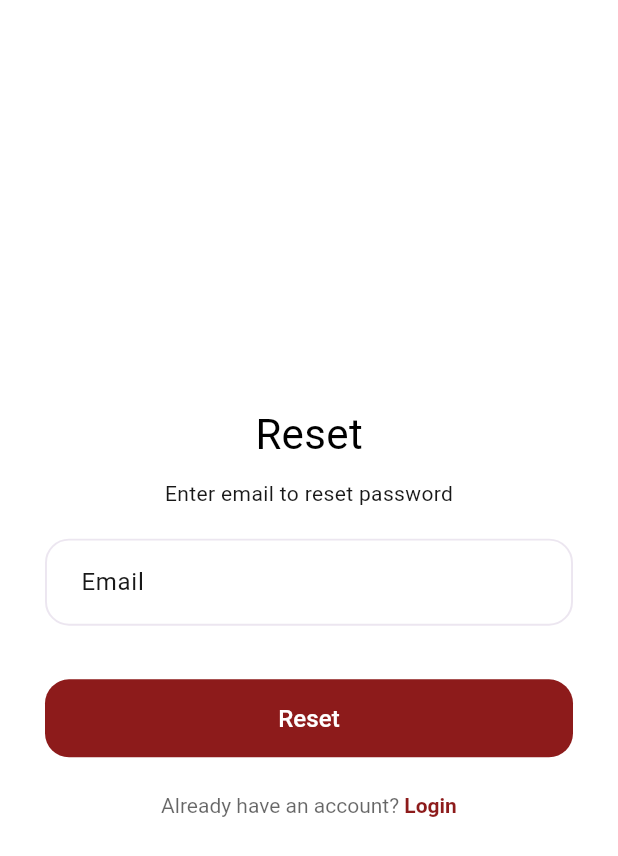
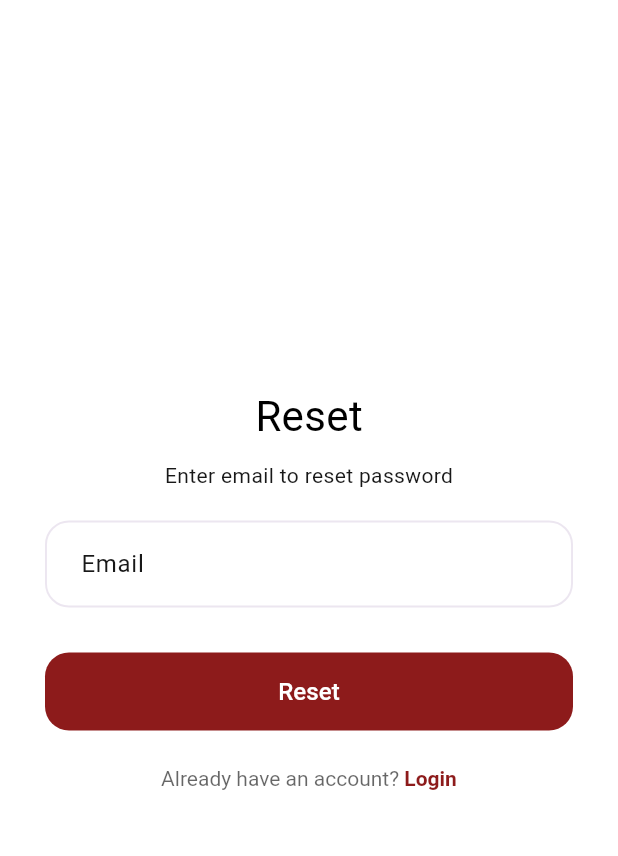
Before and after one commit to legitTomFoolery/hermessurvey, a Flutter app: the screen it shows after launch, after a tap on "forgot password?", on a phone screen of 412 x 824 dp. Shown: the top 856 px of the screen. Run offline on Flutter 3.47's test engine with Material 3 defaults, Android fonts, the phone set to English and light mode, and no system bars; our stand-ins replace adaptive_theme, awesome_dialog, cloud_firestore, connectivity_plus, firebase_auth, firebase_core and 11 more; missing offline and left inert: dart_jsonwebtoken, excel, file_saver; accounts and stored records are empty; generated files the repository leaves out were written again.

Commit message:
Everything working

```diff
--- a/lib/features/admin/presentation/widgets/layout/admin_layout.dart
+++ b/lib/features/admin/presentation/widgets/layout/admin_layout.dart
@@ -6,6 +6,7 @@ import 'package:gsecsurvey/shared/presentation/widgets/common_widgets.dart';
 import 'package:gsecsurvey/features/auth/logic/auth_cubit.dart';
 import 'package:gsecsurvey/app/config/routes.dart';
 import 'package:gsecsurvey/shared/presentation/widgets/responsive_wrapper.dart';
+import 'package:gsecsurvey/app/config/app_constants.dart';
 
 /// A common layout for admin screens with consistent styling and behavior
 class AdminLayout extends StatelessWidget {
@@ -47,9 +48,7 @@ class AdminLayout extends StatelessWidget {
             ),
           ],
         ),
-        body: ResponsiveWrapper(
-          child: body,
-        ),
+        body: body,
         floatingActionButton: floatingActionButton,
         bottomNavigationBar: bottomNavigationBar,
       ),
--- a/lib/features/auth/presentation/screens/forgot_password_screen.dart
+++ b/lib/features/auth/presentation/screens/forgot_password_screen.dart
@@ -8,7 +8,7 @@ import 'package:gsecsurvey/features/auth/presentation/widgets/already_have_accou
 import 'package:gsecsurvey/features/auth/presentation/widgets/password_reset.dart';
 import 'package:gsecsurvey/features/auth/logic/auth_cubit.dart';
 import 'package:gsecsurvey/app/config/routes.dart';
-import 'package:gsecsurvey/shared/presentation/widgets/responsive_wrapper.dart';
+import 'package:gsecsurvey/shared/presentation/widgets/responsive_scroll_wrapper.dart';
 
 class ForgetScreen extends StatefulWidget {
   const ForgetScreen({super.key});
@@ -24,13 +24,19 @@ class _ForgetScreenState extends State<ForgetScreen> {
 
     return Scaffold(
       backgroundColor: theme.colorScheme.secondary,
-      body: ResponsiveWrapper(
-        child: SafeArea(
-          child: Padding(
+      body: SafeArea(
+        child: ResponsiveScrollWrapper(
           padding: const EdgeInsets.only(
               left: 30.0, right: 30.0, bottom: 15.0, top: 5.0),
-            child: SingleChildScrollView(
+          child: ConstrainedBox(
+            constraints: BoxConstraints(
+              minHeight: MediaQuery.of(context).size.height -
+                  MediaQuery.of(context).padding.top -
+                  MediaQuery.of(context).padding.bottom -
+                  50.0,
+            ),
             child: Column(
+              mainAxisAlignment: MainAxisAlignment.center,
               crossAxisAlignment: CrossAxisAlignment.center,
               children: [
                 Text(
@@ -101,7 +107,6 @@ class _ForgetScreenState extends State<ForgetScreen> {
           ),
         ),
       ),
-      ),
     );
   }
 
--- a/lib/features/auth/presentation/screens/login_screen.dart
+++ b/lib/features/auth/presentation/screens/login_screen.dart
@@ -18,8 +18,7 @@ class LoginScreen extends StatelessWidget {
     return Scaffold(
       backgroundColor: theme.colorScheme.secondary,
       resizeToAvoidBottomInset: false,
-      body: ResponsiveWrapper(
-        child: OfflineBuilder(
+      body: OfflineBuilder(
         connectivityBuilder: (
           BuildContext context,
           ConnectivityResult connectivity,
@@ -28,8 +27,9 @@ class LoginScreen extends StatelessWidget {
           final bool connected = connectivity != ConnectivityResult.none;
           return connected
               ? const LoginPageContent()
-                : const BuildNoInternet();
+              : ResponsiveWrapper(child: const BuildNoInternet());
         },
+        child: ResponsiveWrapper(
           child: CommonWidgets.buildLoadingIndicator(
             context: context,
             message: 'Checking connection...',
--- a/lib/features/auth/presentation/widgets/login_and_signup_animated_form.dart
+++ b/lib/features/auth/presentation/widgets/login_and_signup_animated_form.dart
@@ -201,6 +201,10 @@ class _EmailAndPasswordState extends State<EmailAndPassword> {
   void initState() {
     super.initState();
     riveHelper.loadRiveFile('assets/animation/headless_bear.riv').then((_) {
+      // Ensure idle animation is playing after load
+      WidgetsBinding.instance.addPostFrameCallback((_) {
+        riveHelper.resetToIdle();
+      });
       setState(() {});
     });
     setupPasswordControllerListener();
--- a/lib/features/auth/presentation/widgets/login_page_content.dart
+++ b/lib/features/auth/presentation/widgets/login_page_content.dart
@@ -12,6 +12,7 @@ import 'package:gsecsurvey/shared/utils/helpers/app_extensions.dart';
 import 'package:gsecsurvey/shared/utils/helpers/rive_animation_helper.dart';
 import 'package:gsecsurvey/features/auth/logic/auth_cubit.dart';
 import 'package:gsecsurvey/app/config/routes.dart';
+import 'package:gsecsurvey/shared/presentation/widgets/responsive_scroll_wrapper.dart';
 
 /// Main content widget for the login page
 class LoginPageContent extends StatefulWidget {
@@ -28,28 +29,34 @@ class _LoginPageContentState extends State<LoginPageContent> {
   @override
   Widget build(BuildContext context) {
     return SafeArea(
-      child: Padding(
+      child: ResponsiveScrollWrapper(
         padding: const EdgeInsets.only(
             left: 30.0, right: 30.0, bottom: 15.0, top: 5.0),
-        child: SingleChildScrollView(
-          physics: const ClampingScrollPhysics(),
         child: BlocConsumer<AuthCubit, AuthState>(
           buildWhen: (previous, current) => previous != current,
           listenWhen: (previous, current) => previous != current,
           listener: _handleAuthStateChanges,
           builder: (context, state) {
-              return Column(
+            return ConstrainedBox(
+              constraints: BoxConstraints(
+                minHeight: MediaQuery.of(context).size.height -
+                    MediaQuery.of(context).padding.top -
+                    MediaQuery.of(context).padding.bottom -
+                    50.0,
+              ),
+              child: Column(
                 mainAxisAlignment: MainAxisAlignment.center,
+                crossAxisAlignment: CrossAxisAlignment.center,
                 children: [
+                  const LoginHeader(),
                   const Gap(10.0),
-                  const LoginHeader(),
                   const LoginForm(),
                   const Gap(15.0),
                   const LoginFooter(),
                 ],
+              ),
             );
           },
-          ),
         ),
       ),
     );
--- a/lib/features/auth/presentation/widgets/password_reset.dart
+++ b/lib/features/auth/presentation/widgets/password_reset.dart
@@ -1,6 +1,5 @@
 import 'package:flutter/material.dart';
 import 'package:flutter_bloc/flutter_bloc.dart';
-import 'package:flutter_screenutil/flutter_screenutil.dart';
 import 'package:gap/gap.dart';
 import 'package:adaptive_theme/adaptive_theme.dart';
 import 'package:gsecsurvey/shared/utils/helpers/app_regex.dart';
@@ -26,7 +25,7 @@ class _PasswordResetState extends State<PasswordReset> {
       child: Column(
         children: [
           emailField(),
-          Gap(30.h),
+          const Gap(30.0),
           resetButton(),
         ],
       ),
--- a/lib/features/auth/presentation/widgets/password_validations.dart
+++ b/lib/features/auth/presentation/widgets/password_validations.dart
@@ -1,5 +1,4 @@
 import 'package:flutter/material.dart';
-import 'package:flutter_screenutil/flutter_screenutil.dart';
 import 'package:gap/gap.dart';
 import 'package:adaptive_theme/adaptive_theme.dart';
 import 'package:gsecsurvey/theme/colors.dart';
@@ -23,7 +22,7 @@ class PasswordValidations extends StatelessWidget {
           radius: 2.5,
           backgroundColor: ColorsManager.gray,
         ),
-        Gap(6.w),
+        const Gap(6.0),
         Text(
           text,
           style: TextStyle(
--- /dev/null
+++ b/lib/shared/presentation/widgets/responsive_scroll_wrapper.dart
@@ -0,0 +1,35 @@
+import 'package:flutter/material.dart';
+import 'package:gsecsurvey/app/config/app_constants.dart';
+
+/// A wrapper widget that provides responsive scrolling behavior
+/// Allows scrolling across full width while constraining content width
+class ResponsiveScrollWrapper extends StatelessWidget {
+  final Widget child;
+  final ScrollPhysics? physics;
+  final EdgeInsetsGeometry? padding;
+
+  const ResponsiveScrollWrapper({
+    super.key,
+    required this.child,
+    this.physics,
+    this.padding,
+  });
+
+  @override
+  Widget build(BuildContext context) {
+    return SingleChildScrollView(
+      physics: physics ?? const ClampingScrollPhysics(),
+      child: Center(
+        child: ConstrainedBox(
+          constraints: const BoxConstraints(
+            maxWidth: AppConstants.maxContentWidth,
+          ),
+          child: Padding(
+            padding: padding ?? EdgeInsets.zero,
+            child: child,
+          ),
+        ),
+      ),
+    );
+  }
+}
--- a/lib/theme/app_theme.dart
+++ b/lib/theme/app_theme.dart
@@ -29,10 +29,10 @@ class AppTheme {
           // Using inversePrimary for success color (green)
           inversePrimary: LightColors.success,
         ),
-        textSelectionTheme: const TextSelectionThemeData(
-          cursorColor: ColorsManager.mainBlue,
-          selectionColor: Color.fromARGB(188, 36, 124, 255),
-          selectionHandleColor: ColorsManager.mainBlue,
+        textSelectionTheme: TextSelectionThemeData(
+          cursorColor: const Color.fromARGB(255, 141, 27, 27),
+          selectionColor: const Color.fromARGB(188, 36, 124, 255),
+          selectionHandleColor: const Color.fromARGB(255, 141, 27, 27),
         ),
         textTheme: _buildTextTheme(LightColors.text, LightColors.secondaryText),
         appBarTheme: AppBarTheme(
@@ -68,10 +68,10 @@ class AppTheme {
           // Using inversePrimary for success color (green)
           inversePrimary: DarkColors.success,
         ),
-        textSelectionTheme: const TextSelectionThemeData(
-          cursorColor: ColorsManager.mainBlue,
-          selectionColor: Color.fromARGB(188, 36, 124, 255),
-          selectionHandleColor: ColorsManager.mainBlue,
+        textSelectionTheme: TextSelectionThemeData(
+          cursorColor: const Color.fromARGB(255, 141, 27, 27),
+          selectionColor: const Color.fromARGB(188, 36, 124, 255),
+          selectionHandleColor: const Color.fromARGB(255, 141, 27, 27),
         ),
         textTheme: _buildTextTheme(DarkColors.text, DarkColors.secondaryText),
         appBarTheme: AppBarTheme(
```
Also changed, not shown: lib/features/admin/presentation/screens/question_management_screen.dart (+10 -3 lines), lib/features/admin/presentation/screens/response_management_screen.dart (+6 -3 lines), lib/features/admin/presentation/screens/submission_summary_screen.dart (+12 -7 lines), lib/features/admin/presentation/screens/user_management_screen.dart (+9 -6 lines), lib/features/auth/presentation/screens/signup_screen.dart (+12 -9 lines), lib/features/home/presentation/screens/home_screen.dart (+7 -6 lines), lib/shared/utils/helpers/rive_animation_helper.dart (+9 -0 lines). Lines whose indentation alone changed are shown as unchanged.
